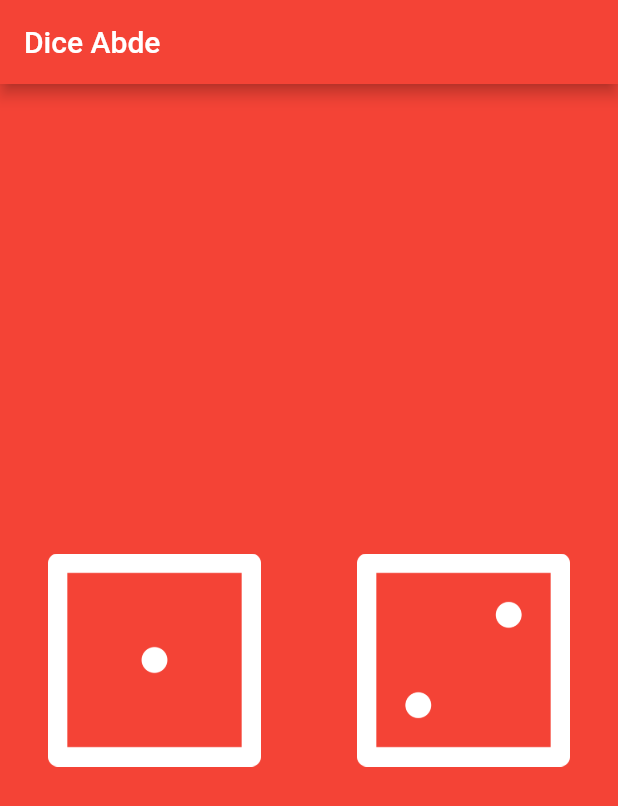
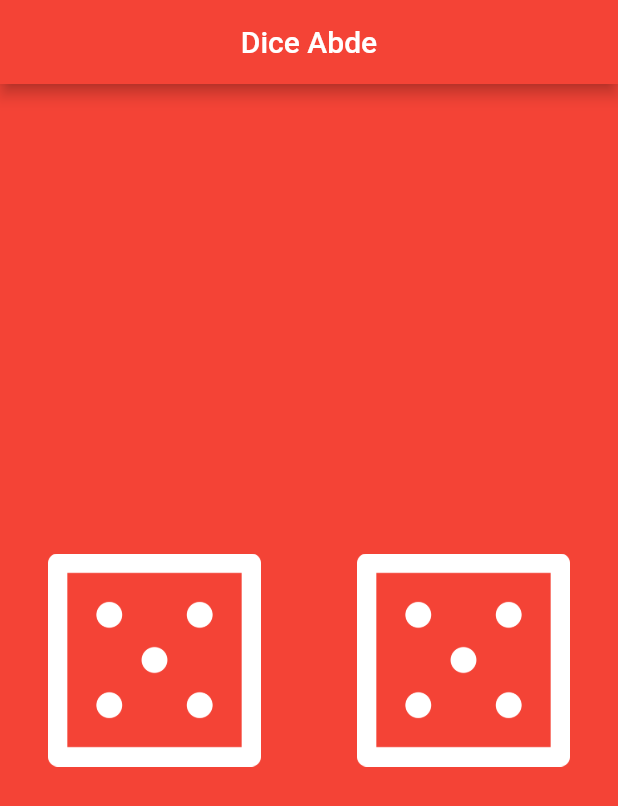
Before and after one commit to abdearec/FlutterBootcamp_dice_app, a Flutter app: the screen it shows after launch, on a phone screen of 412 x 824 dp. Shown: the top 806 px of the screen. Run offline on Flutter 3.47's test engine with Material 2 defaults, Android fonts, the phone set to English and light mode, and no system bars.

Commit message:
complet module 7
Dice Module - Abde

```diff
--- a/lib/main.dart
+++ b/lib/main.dart
@@ -1,3 +1,5 @@
+import 'dart:math';
+
 import 'package:flutter/material.dart';
 
 void main() {
@@ -7,7 +9,7 @@ void main() {
         backgroundColor: Colors.red,
         appBar: AppBar(
           backgroundColor: Colors.red,
-          title: Text('Dice Abde'),
+          title: Center(child: Text('Dice Abde')),
         ),
         body: Dice(),
       ),
@@ -15,8 +17,22 @@ void main() {
   );
 }
 
-class Dice extends StatelessWidget {
+class Dice extends StatefulWidget {
   const Dice({Key? key}) : super(key: key);
+
+  @override
+  _DiceState createState() => _DiceState();
+}
+
+class _DiceState extends State<Dice> {
+  var l = Random().nextInt(6) + 1;
+  var r = Random().nextInt(6) + 1;
+  void changedice() {
+    setState(() => {
+          l = Random().nextInt(6) + 1,
+          r = Random().nextInt(6) + 1,
+        });
+  }
 
   @override
   Widget build(BuildContext context) {
@@ -27,9 +43,11 @@ class Dice extends StatelessWidget {
             child: Padding(
               padding: const EdgeInsets.all(16.0),
               child: FlatButton(
-                onPressed: () => print('button 01'),
+                onPressed: () {
+                  changedice();
+                },
                 child: Image(
-                  image: AssetImage('images/dice1.png'),
+                  image: AssetImage('images/dice$l.png'),
                 ),
               ),
             ),
@@ -38,9 +56,11 @@ class Dice extends StatelessWidget {
             child: Padding(
               padding: const EdgeInsets.all(16.0),
               child: FlatButton(
-                onPressed: () => print('button02'),
+                onPressed: () {
+                  changedice();
+                },
                 child: Image(
-                  image: AssetImage('images/dice2.png'),
+                  image: AssetImage('images/dice$r.png'),
                 ),
               ),
             ),
```
